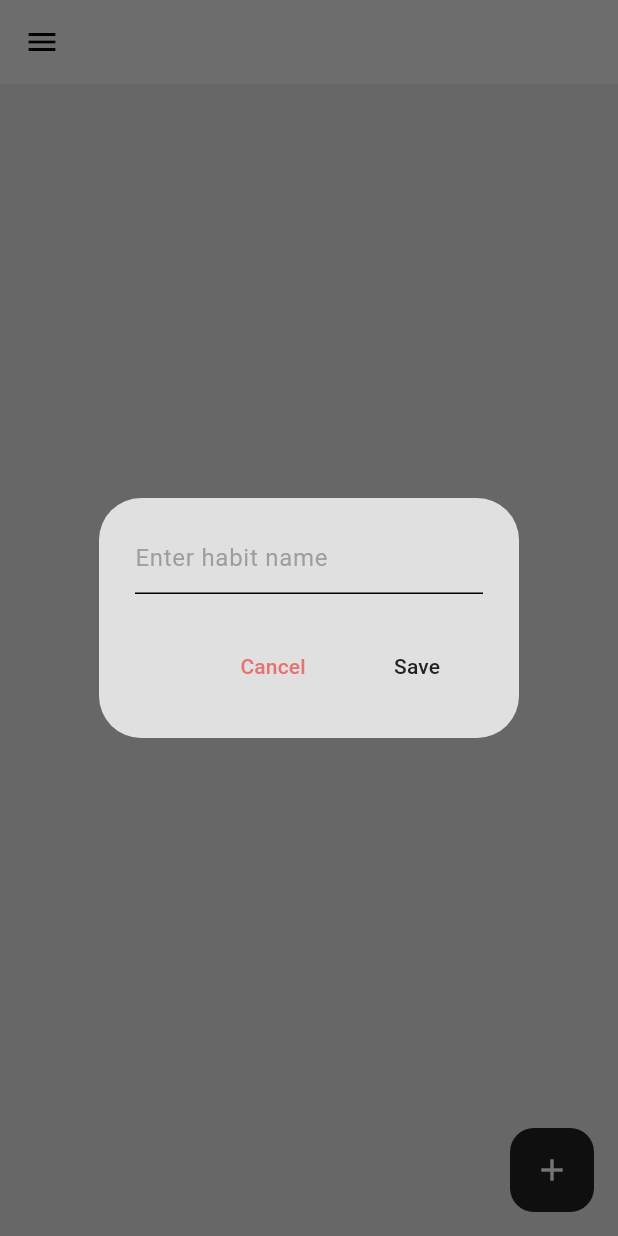
After one commit to snow-2357/habit_traking, a Flutter app: the screen it shows after launch, after a tap on the "add" icon, on a phone screen of 412 x 824 dp. The commit adds this screen. Run offline on Flutter 3.47's test engine with Material 3 defaults, Android fonts, the phone set to English and light mode, and no system bars; our stand-ins replace isar; accounts and stored records are empty; generated files the repository leaves out were written again.

Commit message:
add new habits

```diff
--- /dev/null
+++ b/lib/components/habit_list.dart
@@ -0,0 +1,43 @@
+import 'package:flutter/material.dart';
+import 'package:habit_tracking/database/habit_database.dart';
+import 'package:habit_tracking/theme/theme_provider.dart';
+import 'package:provider/provider.dart';
+
+class HabitList extends StatelessWidget {
+  const HabitList({super.key});
+
+  @override
+  Widget build(BuildContext context) {
+    final themeProvider = Provider.of<ThemeProvider>(context);
+    final habitDatabase = Provider.of<HabitDatabase>(context);
+
+    return ListView.builder(
+      itemCount: habitDatabase.currentHabits.length,
+      itemBuilder: (context, index) {
+        final habit = habitDatabase.currentHabits[index];
+
+        // Define the function to check if the habit is done today
+        bool isDoneToday() {
+          final today = DateTime.now();
+          return habit.completedDays.any((date) =>
+              date.year == today.year &&
+              date.month == today.month &&
+              date.day == today.day);
+        }
+
+        return ListTile(
+          title: Text(
+            habit.name,
+            style: TextStyle(
+              color: isDoneToday()
+                  ? Colors.green
+                  : themeProvider.isDarkMode
+                      ? Colors.white
+                      : Colors.black,
+            ),
+          ),
+        );
+      },
+    );
+  }
+}
--- a/lib/page/home_page.dart
+++ b/lib/page/home_page.dart
@@ -1,12 +1,25 @@
 import 'package:flutter/material.dart';
 import 'package:habit_tracking/components/drawer.dart';
+import 'package:habit_tracking/components/habit_list.dart';
 import 'package:habit_tracking/database/habit_database.dart';
 import 'package:habit_tracking/theme/theme_provider.dart';
 import 'package:provider/provider.dart';
 
-class HomePage extends StatelessWidget {
-  HomePage({super.key});
+class HomePage extends StatefulWidget {
+  const HomePage({super.key});
+
+  @override
+  _HomePageState createState() => _HomePageState();
+}
+
+class _HomePageState extends State<HomePage> {
   final TextEditingController textController = TextEditingController();
+
+  @override
+  void initState() {
+    super.initState();
+    Provider.of<HabitDatabase>(context, listen: false).readHabits();
+  }
 
   void createHabit(BuildContext context) {
     showDialog(
@@ -30,7 +43,7 @@ class HomePage extends StatelessWidget {
           ),
           MaterialButton(
             onPressed: () {
-              //save
+              // Save the new habit
               String newHabit = textController.text;
               context.read<HabitDatabase>().addHabit(newHabit);
 
@@ -62,6 +75,11 @@ class HomePage extends StatelessWidget {
         backgroundColor: Theme.of(context).colorScheme.inversePrimary,
         child: const Icon(Icons.add),
       ),
+      body: Consumer<HabitDatabase>(
+        builder: (context, habitDatabase, child) {
+          return const HabitList();
+        },
+      ),
     );
   }
 }
```
